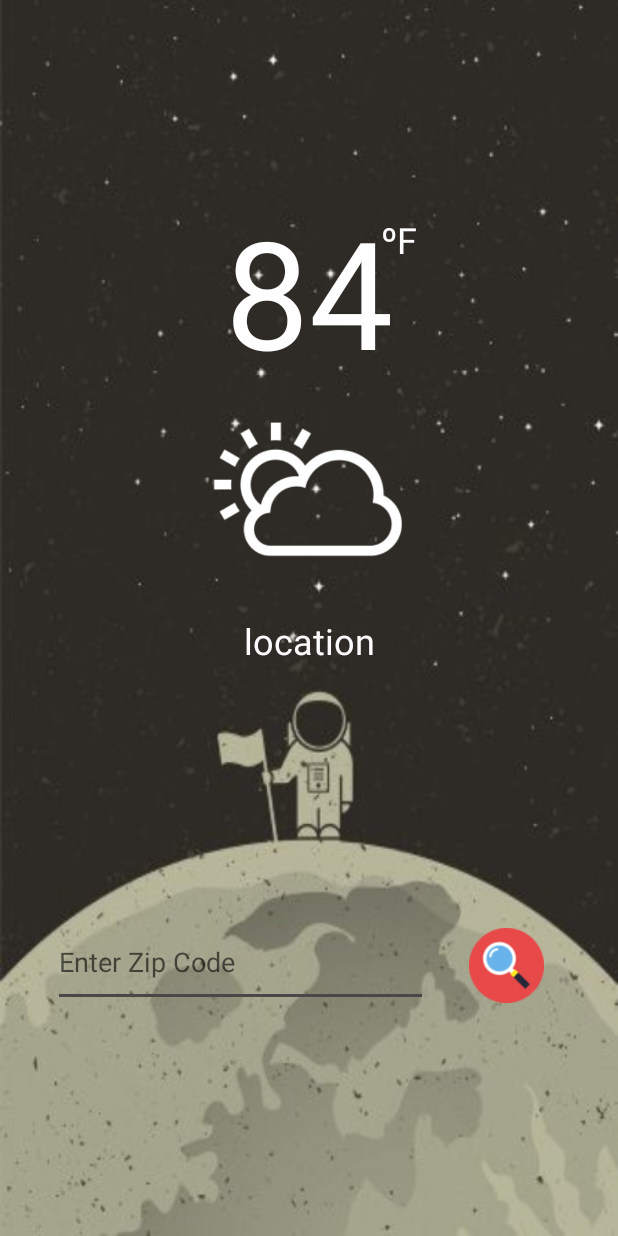
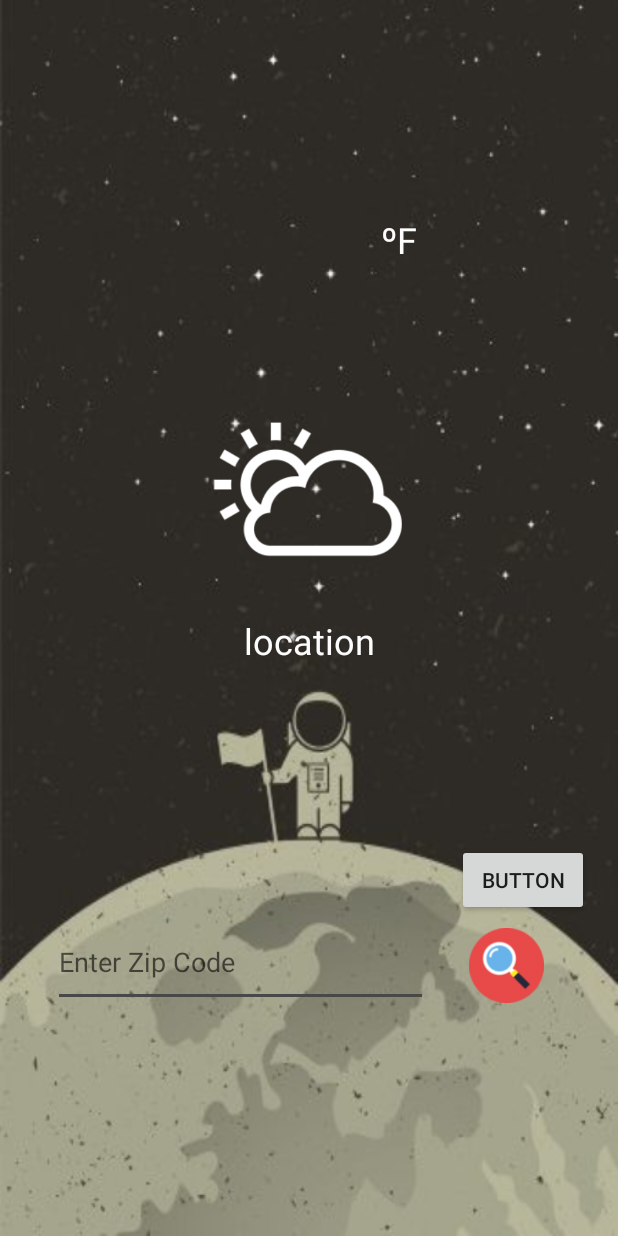
Before and after one commit to JavaCoffeeBean/WeatherApp, an Android app: the screen it shows after launch (MainActivity), on a phone screen of 412 x 824 dp. Run offline under Robolectric (Android 15) with nearby library versions, the phone set to English and light mode, and no system bars; our stand-ins replace Volley.

Commit message:
changed location

```diff
--- a/app/build.gradle
+++ b/app/build.gradle
@@ -23,6 +23,7 @@ dependencies {
     implementation fileTree(dir: 'libs', include: ['*.jar'])
     implementation 'androidx.appcompat:appcompat:1.0.2'
     implementation 'androidx.constraintlayout:constraintlayout:1.1.3'
+    implementation 'com.android.volley:volley:1.1.1'
     testImplementation 'junit:junit:4.12'
     androidTestImplementation 'androidx.test:runner:1.2.0'
     androidTestImplementation 'androidx.test.espresso:espresso-core:3.2.0'
--- a/app/src/main/AndroidManifest.xml
+++ b/app/src/main/AndroidManifest.xml
@@ -1,6 +1,8 @@
 <?xml version="1.0" encoding="utf-8"?>
 <manifest xmlns:android="http://schemas.android.com/apk/res/android"
     package="com.example.android.weatherapp">
+
+    <uses-permission android:name="android.permission.INTERNET" />
 
     <application
         android:allowBackup="true"
--- a/app/src/main/res/layout/activity_main.xml
+++ b/app/src/main/res/layout/activity_main.xml
@@ -25,7 +25,6 @@
             android:layout_width="match_parent"
             android:layout_height="wrap_content"
             android:gravity="center"
-            android:text="@string/Temperature_Data"
             android:textColor="#FFFFFF"
             android:textSize="100sp" />
 
@@ -78,13 +77,13 @@
         app:layout_constraintStart_toStartOf="parent" />
 
     <ImageButton
+        android:contentDescription="button for zip code search"
         android:id="@+id/search"
         android:layout_width="50dp"
         android:layout_height="50dp"
         android:layout_marginStart="25dp"
         android:layout_marginTop="575dp"
         android:layout_marginEnd="48dp"
-        android:onClick="searchCity"
         android:layout_marginBottom="112dp"
         android:background="@null"
         android:scaleType="centerCrop"
@@ -94,4 +93,16 @@
         app:layout_constraintTop_toTopOf="parent"
         app:srcCompat="@drawable/search" />
 
+    <Button
+        android:id="@+id/engage"
+        android:layout_width="wrap_content"
+        android:layout_height="wrap_content"
+        android:layout_marginStart="8dp"
+        android:layout_marginEnd="8dp"
+        android:layout_marginBottom="8dp"
+        android:text="Button"
+        app:layout_constraintBottom_toTopOf="@+id/search"
+        app:layout_constraintEnd_toEndOf="parent"
+        app:layout_constraintStart_toEndOf="@+id/inputCity" />
+
 </androidx.constraintlayout.widget.ConstraintLayout>
--- a/app/src/main/res/values/strings.xml
+++ b/app/src/main/res/values/strings.xml
@@ -1,7 +1,7 @@
 <resources>
     <string name="app_name">WeatherApp</string>
     <string name="Location_Data">location</string>
-    <string name="Temperature_Data">84</string>
+    <string name="Temperature_Data">50</string>
     <string name="Temperature_Mearurement">ºF</string>
     <string name="hint_text">Enter Zip Code</string>
 </resources>
```
Also changed, not shown: app/src/main/java/com/example/android/weatherapp/MainActivity.java (+70 -3 lines).
